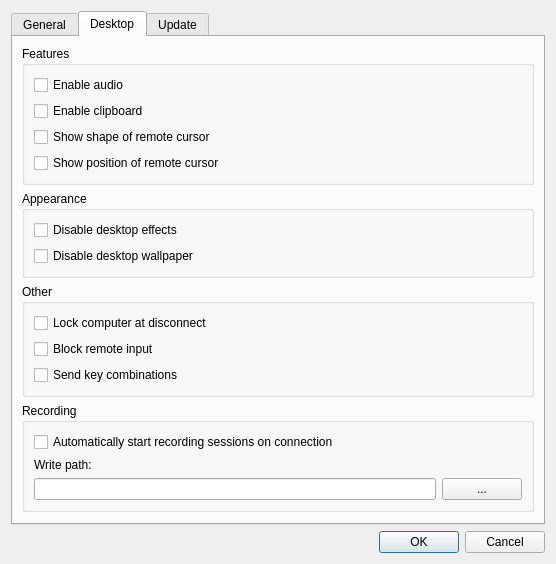
Qt form source/client/ui/settings_dialog.ui (SammyEnigma/aspia) before a commit.
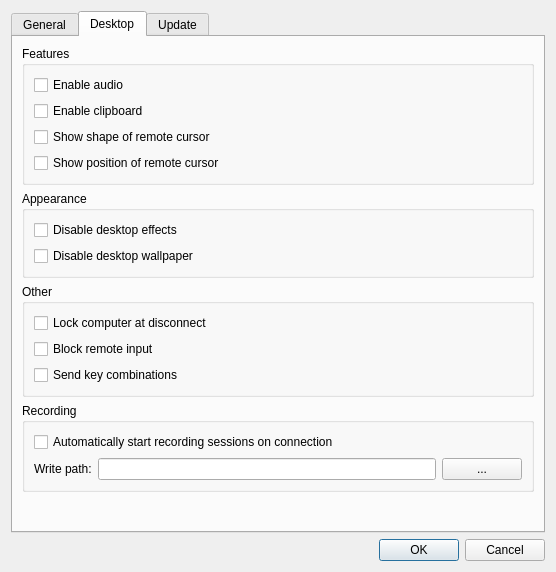
The same form after that commit. The open tabs and pages were chosen to show the change. Custom widgets are drawn as their Qt base class.

What changed in the file:
```diff
--- a/source/client/ui/settings_dialog.ui
+++ b/source/client/ui/settings_dialog.ui
@@ -7,7 +7,7 @@
     <x>0</x>
     <y>0</y>
     <width>556</width>
-    <height>443</height>
+    <height>572</height>
    </rect>
   </property>
   <property name="windowTitle">
@@ -261,14 +261,14 @@
            </widget>
           </item>
           <item>
+           <layout class="QHBoxLayout" name="horizontalLayout_record_path">
+            <item>
            <widget class="QLabel" name="label_record_path">
             <property name="text">
              <string>Write path:</string>
             </property>
            </widget>
           </item>
-          <item>
-           <layout class="QHBoxLayout" name="horizontalLayout_record_path">
             <item>
              <widget class="QLineEdit" name="edit_record_dir">
               <property name="sizePolicy">
```
Lines whose indentation alone changed are shown as unchanged.
